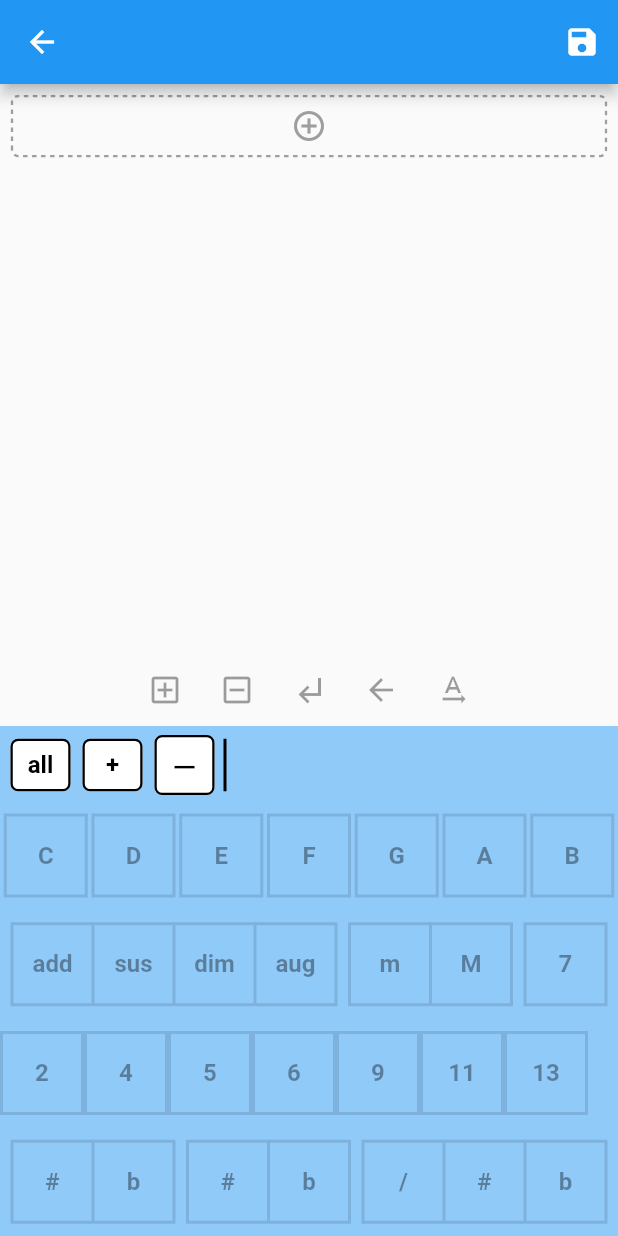
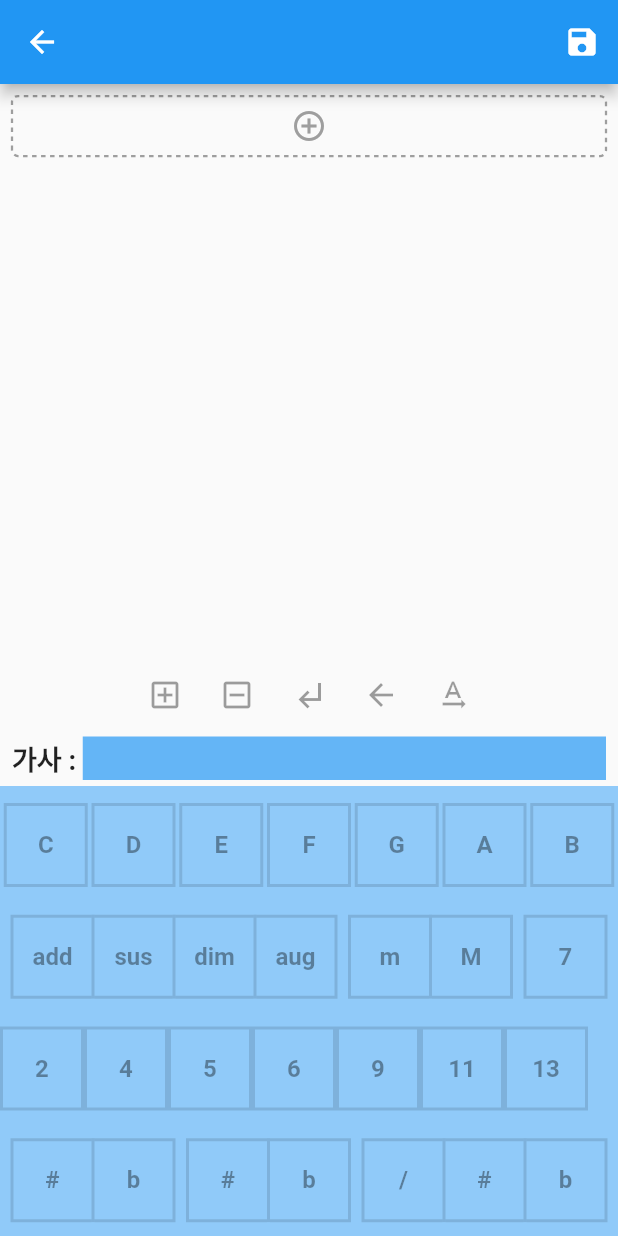
Before and after one commit to kckc0608/Chord-Everdu, a Flutter app: the SheetViewer screen opened directly with empty values, on a phone screen of 412 x 824 dp. Run offline on Flutter 3.47's test engine with Material 2 defaults, Android fonts, the phone set to English and light mode, and no system bars; drawn by our look-alikes of dotted_border; our stand-ins replace cloud_firestore, firebase_core, logger; accounts and stored records are empty.

Commit message:
feat: 가사 수정 기능 추가

```diff
--- a/lib/data_class/sheet.dart
+++ b/lib/data_class/sheet.dart
@@ -89,6 +89,11 @@ class Sheet with ChangeNotifier {
     notifyListeners();
   }
 
+  void updateLyric(int blockID, int cellID, String lyric) {
+    lyrics[blockID][cellID] = lyric;
+    notifyListeners();
+  }
+
   List<String> convertChordsToStringList() {
     List<String> list = [];
     for (int i = 0; i < chords.length; i++) {
--- a/lib/page/sheet_viewer/sheet_viewer.dart
+++ b/lib/page/sheet_viewer/sheet_viewer.dart
@@ -26,6 +26,7 @@ class SheetViewer extends StatefulWidget {
 
 class _SheetViewerState extends State<SheetViewer> {
   late int _songKey;
+  final _textController = TextEditingController();
 
   @override
   void initState() {
@@ -37,12 +38,24 @@ class _SheetViewerState extends State<SheetViewer> {
     }
   }
 
+
+  @override
+  void dispose() {
+    _textController.dispose();
+    super.dispose();
+  }
+
   @override
   Widget build(BuildContext context) {
     int blockCount = context.select((Sheet sheet) => sheet.chords.length);
     int selectedCell = context.select((Sheet sheet) => sheet.selectedCellIndex);
+    int selectedBlock = context.read<Sheet>().selectedBlockIndex;
     Logger().d(context.read<Sheet>().chords);
     _songKey = context.select((Sheet s) => s.songKey);
+
+    if (selectedCell > -1 && selectedBlock > -1) {
+      _textController.text = context.read<Sheet>().lyrics[selectedBlock][selectedCell] ?? "";
+    }
 
     return Scaffold(
         appBar: AppBar(
@@ -199,7 +212,37 @@ class _SheetViewerState extends State<SheetViewer> {
                 ),
               ],
             ),
-            ChordKeyboard(insertAllFunction: () {}),
+            ConstrainedBox(
+              constraints: const BoxConstraints(maxHeight: 40),
+              child: Padding(
+                padding: const EdgeInsets.symmetric(horizontal: 8.0, vertical: 4.0),
+                child: Row(
+                crossAxisAlignment: CrossAxisAlignment.center,
+                children: [
+                  const Text("가사 : ", style: TextStyle(fontWeight: FontWeight.bold, fontSize: 18),),
+                    Expanded(
+                      child: Container(
+                        color: Colors.blue[300],
+                        child: TextField(
+                          controller: _textController,
+                          onChanged: (text) {
+                            context.read<Sheet>().updateLyric(selectedBlock, selectedCell, text);
+                          },
+                          keyboardType: TextInputType.text,
+                          style: const TextStyle(fontSize: 18),
+                          decoration: const InputDecoration(
+                            isDense: true,
+                            contentPadding: EdgeInsets.all(4.0),
+                            border: InputBorder.none,
+                          ),
+                        ),
+                      ),
+                    ),
+                  ],
+                ),
+              ),
+            ),
+            MediaQuery.of(context).viewInsets.bottom == 0 ? const ChordKeyboard() : const SizedBox.shrink(),
           ],
         )));
   }
--- a/lib/page/sheet_viewer/widget/chord_keyboard/chord_keyboard.dart
+++ b/lib/page/sheet_viewer/widget/chord_keyboard/chord_keyboard.dart
@@ -8,17 +8,12 @@ import 'package:chord_everdu/data_class/sheet.dart';
 
 enum InputMode {root, asda, base, tension}
 class ChordKeyboard extends StatefulWidget {
-  const ChordKeyboard({
-    Key? key,
-    required this.insertAllFunction,
-  }) : super(key: key);
+  const ChordKeyboard({Key? key,}) : super(key: key);
 
   static const typeRoot = 1;
   static const typeASDA = 2;
   static const typeBase = 3;
   static const typeTens = 4;
-
-  final VoidCallback insertAllFunction;
 
   @override
   _ChordKeyboardState createState() => _ChordKeyboardState();
@@ -67,12 +62,11 @@ class _ChordKeyboardState extends State<ChordKeyboard> {
     logger.i(inputMode);
 
     return Container(
-      height: 340,
+      height: 300,
       padding: const EdgeInsets.fromLTRB(0, 2, 0, 0),
       color: Colors.blue[200],
       child: Column(
         children: [
-          buildRowRecentChord(),
           buildRowRootAndBase(context),
           buildRowMiddle(),
           buildRowTension(),
@@ -82,42 +76,6 @@ class _ChordKeyboardState extends State<ChordKeyboard> {
     );
   }
 
-  Widget buildRowRecentChord() {
-    return Padding(
-      padding: const EdgeInsets.symmetric(horizontal: 3.0),
-      child: Row(
-        children: [
-          buildRecentChordButton(text: "all", onPressed: widget.insertAllFunction),
-          buildRecentChordButton(text: "+", onPressed: () {
-            // setState(() {
-            //   if (!chord.isEmpty()) {
-            //     global.recentChord.add(Chord.fromMap(chord.toMap()));
-            //     if (global.recentChord.length > 24) global.recentChord.removeAt(0);
-            //   }
-            // });
-          }),
-          buildRecentChordButton(text: "ㅡ", onPressed: () {
-            // setState(() {
-            //   if (global.recentChord.length > 0) global.recentChord.removeLast();
-            // });
-          }),
-          Padding(
-            padding: const EdgeInsets.fromLTRB(2, 0, 6.0, 0),
-            child: Container(width: 2, height: 35, color: Colors.black),
-          ),
-          const Expanded(
-            child: SingleChildScrollView(
-              scrollDirection: Axis.horizontal,
-              child: Row(
-                  // children: global.recentChord.map((chord) => buildRecentChordButton(touchChord: chord)).toList()
-              ),
-            ),
-          ),
-        ],
-      ),
-    );
-  }
-  //
   Widget buildRowRootAndBase(BuildContext context) {
     const List<List<String>> rootButtonTextList = [
       ['C'], ['D'], ['E'], ['F'], ['G'], ['A'], ['B']
```
